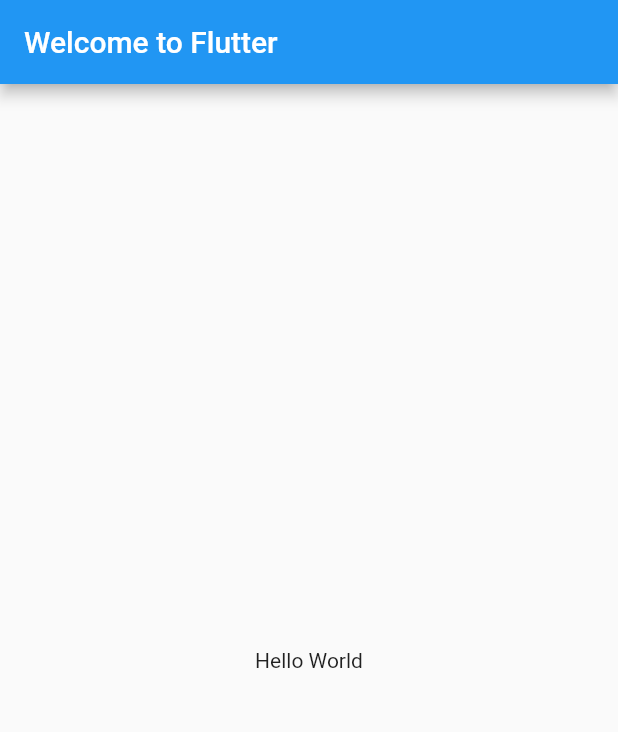
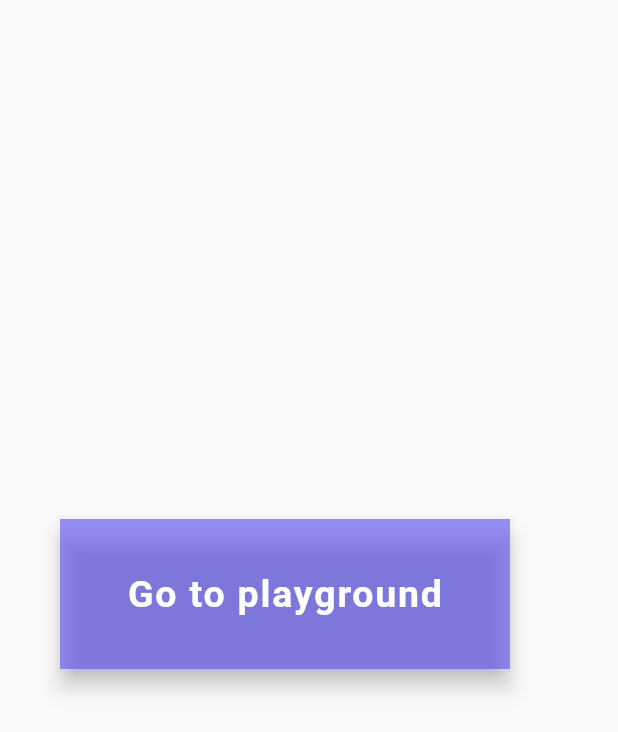
Before and after one commit to EIP-GetOut/GETOUT-Platform, a Flutter app: the screen it shows after launch, on a phone screen of 412 x 824 dp. Shown: the top 732 px of the screen. Run offline on Flutter 3.47's test engine with Material 2 defaults, Android fonts, the phone set to English and light mode, and no system bars.

Commit message:
feat(app): :poop: basic flutter app with playground

```diff
--- a/app/lib/main.dart
+++ b/app/lib/main.dart
@@ -2,28 +2,43 @@
 ** Copyright GETOUT SAS - All Rights Reserved
 ** Unauthorized copying of this file, via any medium is strictly prohibited
 ** Proprietary and confidential
-** Writed by Alexandre Chetrit <chetrit.pro@hotmail.com>
+** Wrote by Erwan Cariou <erwan1.cariou@epitech.eu>
 */
 
 import 'package:flutter/material.dart';
+import 'package:getout/models/category.dart';
+import 'package:getout/pages/home.dart';
 
-void main() => runApp(const GetOut());
+Map<int, Color> colorMap = {
+  50: const Color.fromRGBO(88, 76, 244, .1),
+  100: const Color.fromRGBO(88, 76, 244, .2),
+  200: const Color.fromRGBO(88, 76, 244, .3),
+  300: const Color.fromRGBO(88, 76, 244, .4),
+  400: const Color.fromRGBO(88, 76, 244, .5),
+  500: const Color.fromRGBO(88, 76, 244, .6),
+  600: const Color.fromRGBO(88, 76, 244, .7),
+  700: const Color.fromRGBO(88, 76, 244, .8),
+  800: const Color.fromRGBO(88, 76, 244, .9),
+  900: const Color.fromRGBO(88, 76, 244, 1),
+};
 
-class GetOut extends StatelessWidget {
-  const GetOut({super.key});
+void main() => runApp(MyApp());
 
+class MyApp extends StatelessWidget {
+  final List<Category> categories = [
+    Category(title: 'Horreur'),
+    Category(title: 'Comedie'),
+    Category(title: 'Policier'),
+    Category(title: 'Science-Fiction'),
+  ];
   @override
   Widget build(BuildContext context) {
     return MaterialApp(
-      title: 'Welcome to Flutter',
-      home: Scaffold(
-        appBar: AppBar(
-          title: const Text('Welcome to Flutter'),
-        ),
-        body: const Center(
-          child: Text('Hello World'),
-        ),
+      title: 'Get Out',
+      theme: ThemeData(
+        primarySwatch: MaterialColor(0xff584CF4, colorMap),
       ),
+      home: const HomePage(),
     );
   }
 }
--- /dev/null
+++ b/app/lib/models/category.dart
@@ -0,0 +1,16 @@
+/*
+** Copyright GETOUT SAS - All Rights Reserved
+** Unauthorized copying of this file, via any medium is strictly prohibited
+** Proprietary and confidential
+** Wrote by Erwan Cariou <erwan1.cariou@epitech.eu>
+*/
+
+class Category {
+  String title;
+  bool? isSwitched;
+
+  Category({
+    required this.title,
+    this.isSwitched = false,
+  });
+}
--- /dev/null
+++ b/app/lib/pages/home.dart
@@ -0,0 +1,41 @@
+/*
+** Copyright GETOUT SAS - All Rights Reserved
+** Unauthorized copying of this file, via any medium is strictly prohibited
+** Proprietary and confidential
+** Wrote by Erwan Cariou <erwan1.cariou@epitech.eu>
+*/
+
+import "package:flutter/material.dart";
+import "package:getout/playground/playground.dart";
+
+class HomePage extends StatefulWidget {
+  const HomePage({Key? key}) : super(key: key);
+
+  @override
+  State<HomePage> createState() => _HomePageState();
+}
+
+class _HomePageState extends State<HomePage> {
+  @override
+  Widget build(BuildContext context) {
+    return Scaffold(
+        floatingActionButton: Center(
+        child: SizedBox(
+          width: 300,
+          height: 100,
+          child: FloatingActionButton(
+            shape: const RoundedRectangleBorder(),
+              onPressed: () =>
+                  Navigator.push(context,
+                      MaterialPageRoute(builder: (context) => PlaygroundPage())),
+              child: const Text('Go to playground',
+                  style: TextStyle(
+                    color: Colors.white,
+                    fontSize: 25,
+                    fontWeight: FontWeight.bold,
+                  ))),
+              )
+          )
+    );
+  }
+}
```
Also changed, not shown: app/lib/playground/playground.dart (added, +29 -0 lines), app/lib/playground/preferences.dart (added, +72 -0 lines).
